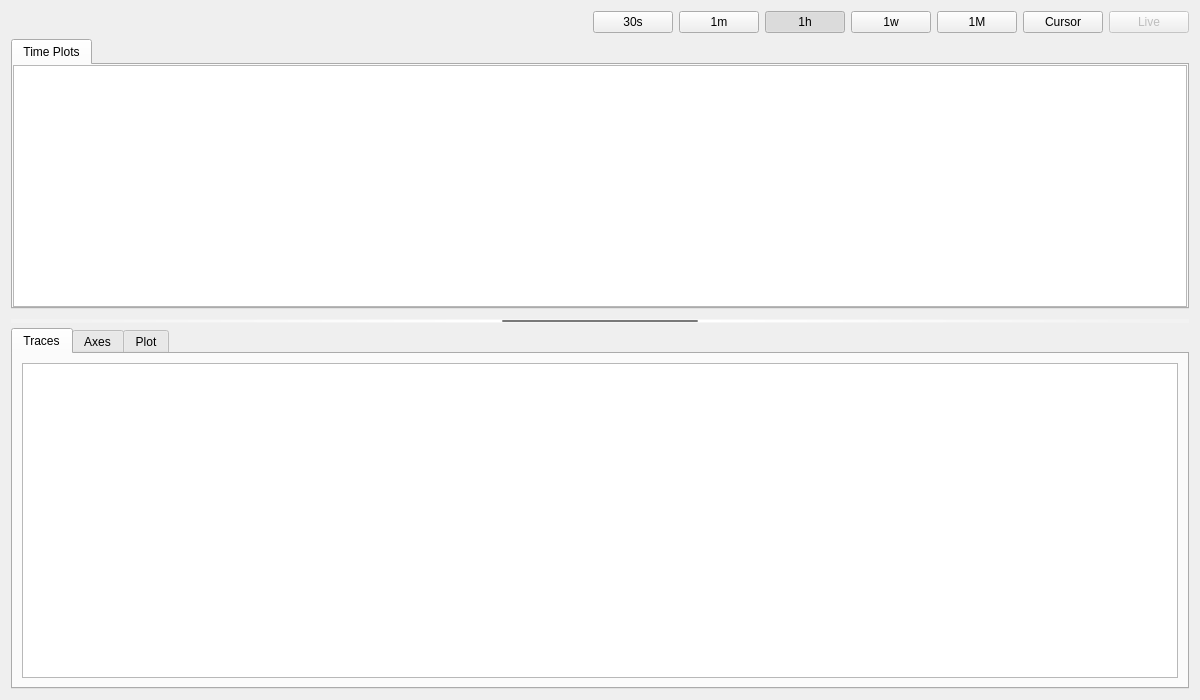
This is archive_viewer/archive_viewer.ui in slaclab/trace as Qt 5 draws it before an edit. The edited form follows.
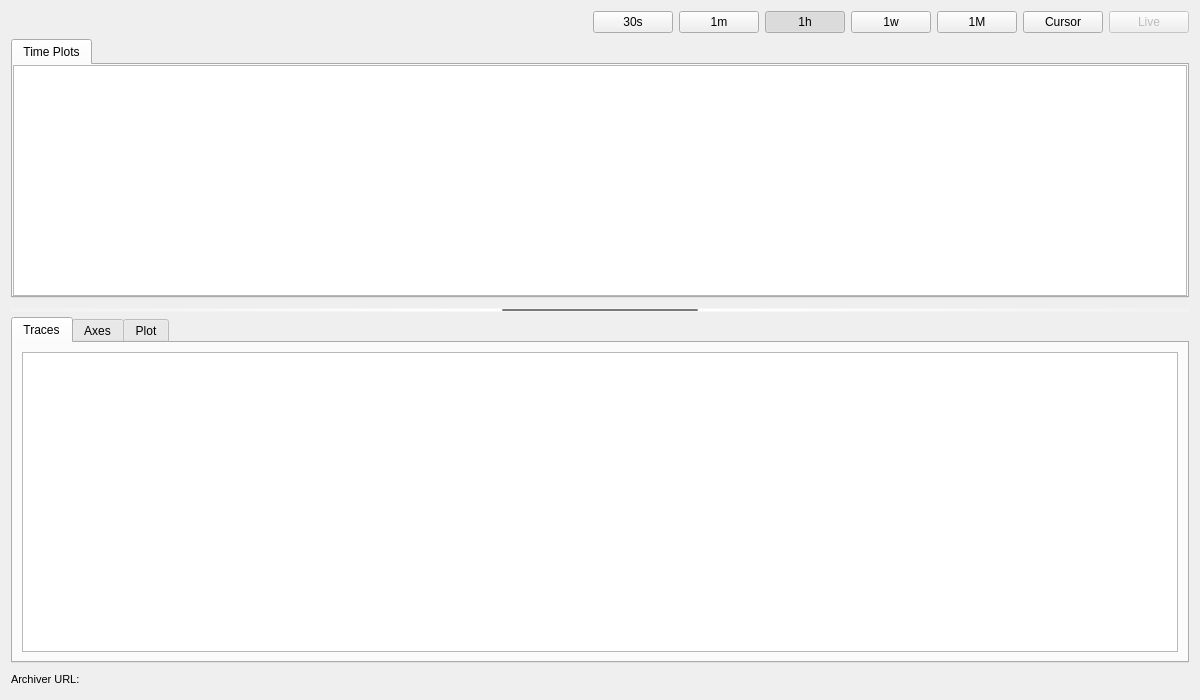
This is the edited form. Custom widgets are drawn as their Qt base class.

Commit message: ENH: Add footer & git tag

```diff
--- a/archive_viewer/archive_viewer.ui
+++ b/archive_viewer/archive_viewer.ui
@@ -309,9 +309,87 @@
      </widget>
     </widget>
    </item>
+   <item>
+    <layout class="QHBoxLayout" name="ftr_lyt">
+     <item>
+      <widget class="QLabel" name="ftr_url_lbl">
+       <property name="font">
+        <font>
+         <pointsize>8</pointsize>
+        </font>
+       </property>
+       <property name="text">
+        <string>Archiver URL: &lt;PYDM_ARCHIVER_URL&gt;</string>
+       </property>
+      </widget>
+     </item>
+     <item>
+      <spacer name="ftr_1_spcr">
+       <property name="orientation">
+        <enum>Qt::Horizontal</enum>
+       </property>
+       <property name="sizeHint" stdset="0">
+        <size>
+         <width>40</width>
+         <height>20</height>
+        </size>
+       </property>
+      </spacer>
+     </item>
+     <item>
+      <widget class="PyDMLabel" name="ftr_time_lbl">
+       <property name="toolTip">
+        <string/>
+       </property>
+       <property name="alignment">
+        <set>Qt::AlignRight|Qt::AlignTop|Qt::AlignTrailing</set>
+       </property>
+       <property name="channel" stdset="0">
+        <string>ca://SIOC:SYS0:AL00:TOD</string>
+       </property>
+      </widget>
+     </item>
+     <item>
+      <spacer name="ftr_2_spcr">
+       <property name="orientation">
+        <enum>Qt::Horizontal</enum>
+       </property>
+       <property name="sizeType">
+        <enum>QSizePolicy::Fixed</enum>
+       </property>
+       <property name="sizeHint" stdset="0">
+        <size>
+         <width>15</width>
+         <height>20</height>
+        </size>
+       </property>
+      </spacer>
+     </item>
+     <item>
+      <widget class="QLabel" name="ftr_ver_lbl">
+       <property name="font">
+        <font>
+         <pointsize>7</pointsize>
+        </font>
+       </property>
+       <property name="text">
+        <string>&lt;version_tag&gt;</string>
+       </property>
+       <property name="alignment">
+        <set>Qt::AlignBottom|Qt::AlignRight|Qt::AlignTrailing</set>
+       </property>
+      </widget>
+     </item>
+    </layout>
+   </item>
   </layout>
  </widget>
  <customwidgets>
+  <customwidget>
+   <class>PyDMLabel</class>
+   <extends>QLabel</extends>
+   <header>pydm.widgets.label</header>
+  </customwidget>
   <customwidget>
    <class>PyDMTimePlot</class>
    <extends>QGraphicsView</extends>
```
The commit also changes 1 other file.
